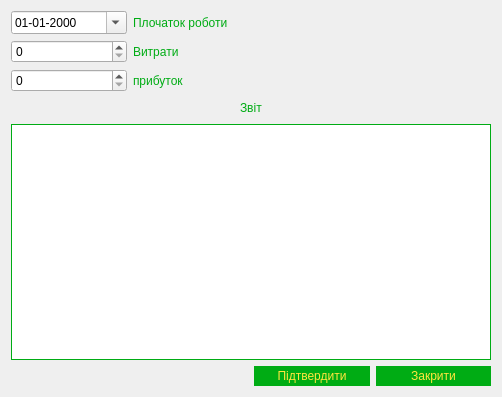
Before: the Qt Designer form Automated_accounting_system_for_livestock_farms/changetablestatisticss.ui in Odavinh/star-qt, drawn with Qt 5.
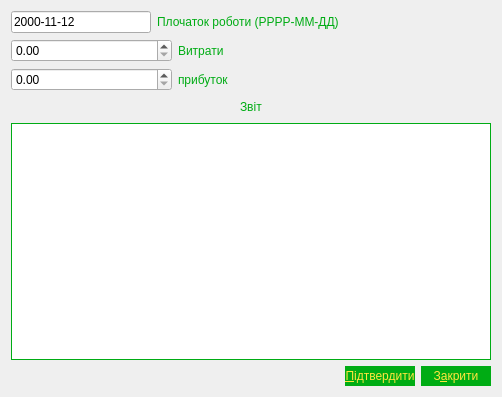
After: the same form once the commit is applied.

Diff of the .ui file:
```diff
--- a/Automated_accounting_system_for_livestock_farms/changetablestatisticss.ui
+++ b/Automated_accounting_system_for_livestock_farms/changetablestatisticss.ui
@@ -19,25 +19,28 @@
      <item>
       <layout class="QHBoxLayout" name="horizontalLayout_4">
        <item>
-        <widget class="QDateEdit" name="dateEdit">
-         <property name="autoFillBackground">
-          <bool>false</bool>
+        <widget class="QLineEdit" name="dateEdit">
+         <property name="toolTip">
+          <string>&lt;html&gt;&lt;head/&gt;&lt;body&gt;&lt;p&gt;&lt;span style=&quot; color:#aa0000;&quot;&gt;Формат дати &lt;/span&gt;&lt;/p&gt;&lt;p&gt;&lt;span style=&quot; font-size:12pt; color:#aa0000;&quot;&gt;(&lt;/span&gt;&lt;span style=&quot; font-size:12pt; color:#005500;&quot;&gt;РРРР-ММ-ДД&lt;/span&gt;&lt;span style=&quot; font-size:12pt; color:#aa0000;&quot;&gt;)&lt;/span&gt;&lt;/p&gt;&lt;/body&gt;&lt;/html&gt;</string>
          </property>
-         <property name="displayFormat">
-          <string>dd-MM-yyyy</string>
-         </property>
-         <property name="calendarPopup">
-          <bool>true</bool>
+         <property name="text">
+          <string>2000-11-12</string>
          </property>
         </widget>
        </item>
        <item>
         <widget class="QLabel" name="labelData">
+         <property name="minimumSize">
+          <size>
+           <width>160</width>
+           <height>0</height>
+          </size>
+         </property>
          <property name="styleSheet">
           <string notr="true">color:#00AC14</string>
          </property>
          <property name="text">
-          <string>Плочаток роботи</string>
+          <string>Плочаток роботи (РРРР-ММ-ДД)</string>
          </property>
         </widget>
        </item>
@@ -46,7 +49,7 @@
      <item>
       <layout class="QHBoxLayout" name="horizontalLayout_2">
        <item>
-        <widget class="QSpinBox" name="BoxCosts"/>
+        <widget class="QDoubleSpinBox" name="BoxCosts"/>
        </item>
        <item>
         <widget class="QLabel" name="labelCosts">
@@ -63,7 +66,7 @@
      <item>
       <layout class="QHBoxLayout" name="horizontalLayout_3">
        <item>
-        <widget class="QSpinBox" name="BoxProfit"/>
+        <widget class="QDoubleSpinBox" name="BoxProfit"/>
        </item>
        <item>
         <widget class="QLabel" name="labelProfit">
@@ -108,7 +111,7 @@
 }</string>
        </property>
        <property name="text">
-        <string>Підтвердити</string>
+        <string>&amp;Підтвердити</string>
        </property>
       </widget>
      </item>
@@ -139,7 +142,7 @@
 }</string>
        </property>
        <property name="text">
-        <string>Закрити</string>
+        <string>З&amp;акрити</string>
        </property>
       </widget>
      </item>
```
Left out of the diff: 6 changed lines with no effect on the pictures.
